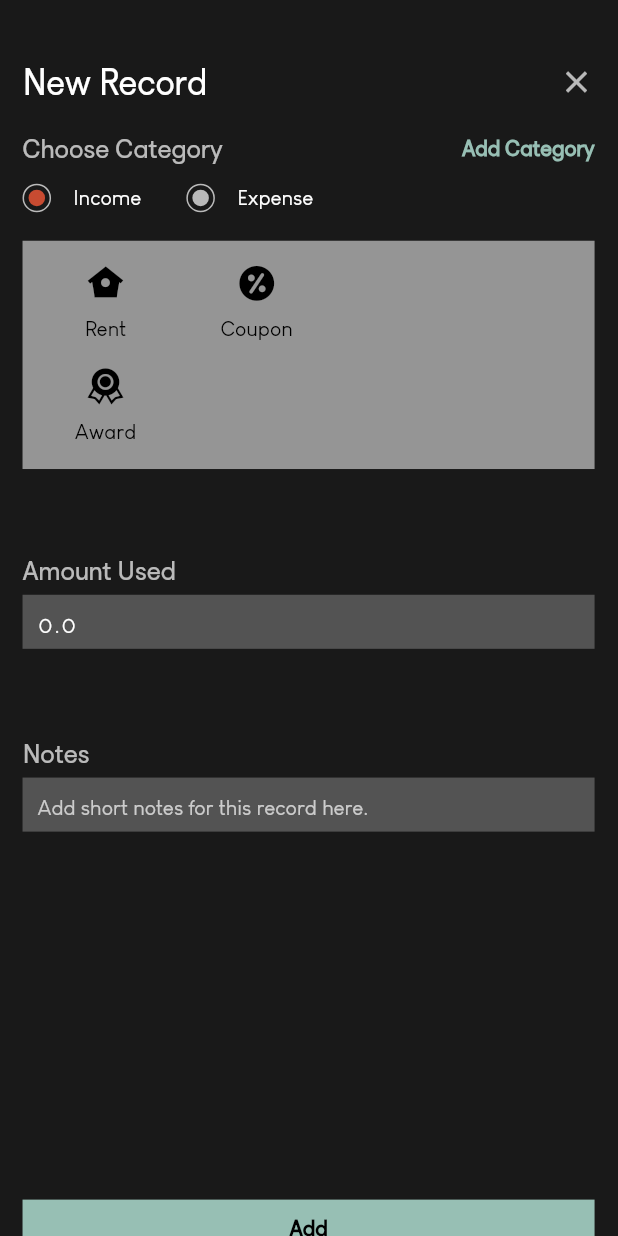
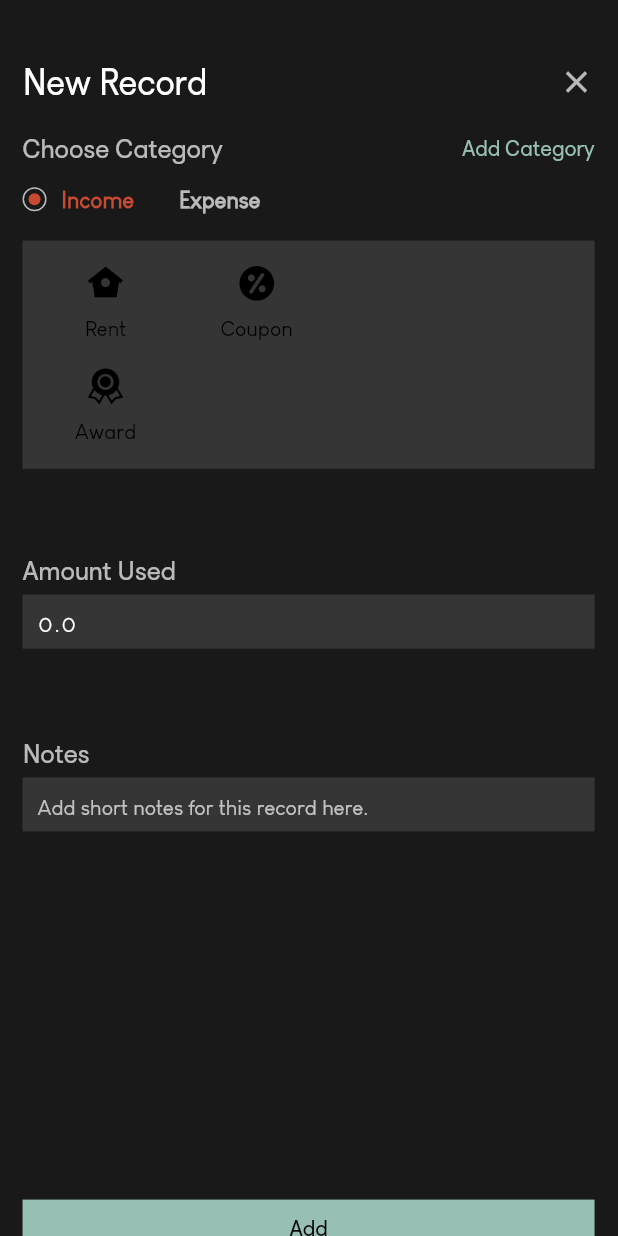
Before and after one commit to okellogerald/expense_tracker, a Flutter app: the screen it shows after launch, after a tap on the "add" icon, on a phone screen of 412 x 824 dp. Run offline on Flutter 3.47's test engine with Material 2 defaults, Android fonts, the light colour scheme and no system bars; our stand-ins replace flutter_bloc, freezed_annotation, hive; accounts and stored records are empty.

Commit message:
done editing themes

```diff
--- a/lib/blocs/record_edit_page_bloc.dart
+++ b/lib/blocs/record_edit_page_bloc.dart
@@ -59,7 +59,7 @@ class RecordEditPageBloc extends Cubit<RecordEditPageState> {
   void updateCategory(Category c) => _updateAttributes(category: c);
 
   void updateType(String type) {
-    final category = _dummyCategory.copyWith(type: type);
+    final category = _dummyCategory.copyWith(type: type.toLowerCase());
     _updateAttributes(category: category);
   }
 
--- a/lib/pages/budget_page.dart
+++ b/lib/pages/budget_page.dart
@@ -105,7 +105,9 @@ class _BudgetPageState extends State<BudgetPage> {
     return Container(
       decoration: BoxDecoration(
           color: Colors.white.withOpacity(.0),
-          border: Border(bottom: BorderSide(color: appColors.dividerColor))),
+          border: Border(
+              bottom: BorderSide(
+                  width: 1.5, color: appColors.dividerColor.withOpacity(.5)))),
       padding:
           EdgeInsets.only(left: 15.dw, bottom: 5.dh, right: 15.dw, top: 5.dh),
       child: Column(
@@ -170,6 +172,7 @@ class _BudgetPageState extends State<BudgetPage> {
           family: kFontFam2,
           size: 16.dw,
           color: color,
+          isBolded: true,
         )
       ],
     );
--- a/lib/pages/main_page.dart
+++ b/lib/pages/main_page.dart
@@ -70,6 +70,7 @@ class _HomepageState extends State<Homepage> {
                       SizedBox(height: 5.dw),
                       AppText(
                         text,
+                        isBolded: isActive,
                         color: isActive
                             ? appColors.primaryColor
                             : appColors.iconColor,
--- a/lib/pages/records_edit_page.dart
+++ b/lib/pages/records_edit_page.dart
@@ -105,7 +105,7 @@ class _RecordsEditPageState extends State<RecordsEditPage> {
         AppIconButton(
           onPressed: () => Navigator.pop(context),
           icon: Icons.close,
-          iconColor: Colors.white70,
+          iconColor: appColors.iconColor,
         )
       ],
     );
@@ -135,12 +135,15 @@ class _RecordsEditPageState extends State<RecordsEditPage> {
   _buildOptions(Category category) {
     final type = category.type;
 
-    return Row(
-      children: [
-        _buildOption('Income', type, kIncome),
-        SizedBox(width: 30.dw),
-        _buildOption('Expense', type, kExpense),
-      ],
+    return Padding(
+      padding: EdgeInsets.only(top: 10.dh),
+      child: Row(
+        children: [
+          _buildOption('Income', type, kIncome),
+          SizedBox(width: 30.dw),
+          _buildOption('Expense', type, kExpense),
+        ],
+      ),
     );
   }
 
@@ -157,7 +160,7 @@ class _RecordsEditPageState extends State<RecordsEditPage> {
           height: 160.dh,
           width: ScreenSizeConfig.getDeviceSize.width,
           margin: EdgeInsets.only(top: 20.dh, bottom: hasErrors ? 0 : 40.dh),
-          color: Colors.white54,
+          color: appColors.backgroundColor2,
           child: GridView.count(
               crossAxisCount: 2,
               shrinkWrap: true,
@@ -253,34 +256,9 @@ class _RecordsEditPageState extends State<RecordsEditPage> {
   _buildOption(String text, String currentType, String type) {
     final isSelected = currentType == type;
 
-    return GestureDetector(
-      onTap: () => bloc.updateType(type.toLowerCase()),
-      child: Container(
-        color: Colors.white.withOpacity(.0),
-        padding: EdgeInsets.only(top: 8.dh),
-        child: Row(children: [
-          Container(
-              decoration: BoxDecoration(
-                border: Border.all(width: 1, color: Colors.white70),
-                shape: BoxShape.circle,
-              ),
-              padding: EdgeInsets.all(3.dw),
-              child: _buildCircle(
-                  isSelected ? AppColors.accentColor : appColors.textColor2)),
-          SizedBox(width: 15.dw),
-          AppText(text, size: 14.dw, family: kFontFam2)
-        ]),
-      ),
-    );
-  }
-
-  Widget _buildCircle(Color color) {
-    return Container(
-        height: 11.dw,
-        width: 11.dw,
-        decoration: BoxDecoration(
-          color: color,
-          shape: BoxShape.circle,
-        ));
+    return OptionCircle(
+        onTap: () => bloc.updateType(type),
+        isSelected: isSelected,
+        option: text);
   }
 }
--- a/lib/pages/records_page.dart
+++ b/lib/pages/records_page.dart
@@ -62,40 +62,41 @@ class _RecordsPageState extends State<RecordsPage> {
       List<Record> recordsList, RecordsPageSupplements supplements) {
     return CustomScrollView(
       slivers: [
-        SliverFillRemaining(
-          child: Column(
-            children: [
-              _buildTitle(supplements),
-              _buildRecords(recordsList, supplements),
-            ],
-          ),
-        )
+        _buildTitles(supplements),
+        recordsList.isEmpty
+            ? _buildEmptyList()
+            : _buildRecords(recordsList, supplements)
       ],
     );
   }
 
-  _buildTitle(RecordsPageSupplements supplements) {
-    return Padding(
-      padding: EdgeInsets.fromLTRB(10.dw, 30.dh, 10.dw, 0),
-      child: Column(
-        crossAxisAlignment: CrossAxisAlignment.start,
-        children: [
-          Row(
-            mainAxisAlignment: MainAxisAlignment.spaceBetween,
-            children: [
-              AppText('December, 2021',
-                  color: appColors.textColor, size: 22.dw, isBolded: true,),
+  _buildTitles(RecordsPageSupplements supplements) {
+    return SliverAppBar(
+      backgroundColor: appColors.backgroundColor,
+      title: AppText(
+        'December, 2021',
+        family: 'Gramatika',
+        color: appColors.textColor,
+        size: 24.dw,
+      ),
+      actions: [
         AppIconButton(
           icon: Icons.settings,
+          margin: EdgeInsets.only(right: 15.dw),
           iconSize: 24.dw,
           iconColor: appColors.primaryColor,
           onPressed: /* () => SettingsPage.navigateTo(context) */ themeProvider
               .changeTheme,
         )
       ],
-          ),
-          SizedBox(height: 12.dh),
-          Row(
+      pinned: true,
+      floating: true,
+      toolbarHeight: 40.dh,
+      bottom: PreferredSize(
+        preferredSize: Size.fromHeight(45.dh),
+        child: Padding(
+          padding: EdgeInsets.symmetric(horizontal: 15.dw),
+          child: Row(
             mainAxisAlignment: MainAxisAlignment.spaceBetween,
             children: [
               _buildBudgetAmount('Income', supplements.totalRecords.getIncome),
@@ -104,15 +105,14 @@ class _RecordsPageState extends State<RecordsPage> {
               _buildBudgetAmount(
                   'Balance', supplements.totalRecords.getBalance),
             ],
-          )
-        ],
+          ),
+        ),
       ),
     );
   }
 
-  _buildRecords(List<Record> recordsList, RecordsPageSupplements supplements) {
-    return recordsList.isEmpty
-        ? Expanded(
+  _buildEmptyList() {
+    return Expanded(
       child: Column(
         mainAxisAlignment: MainAxisAlignment.center,
         children: [
@@ -122,17 +122,24 @@ class _RecordsPageState extends State<RecordsPage> {
               color: appColors.textColor3, size: 14.dw)
         ],
       ),
-          )
-        : Expanded(
-            child: ListView.builder(
-                itemCount: Utils.getDaysInMonth(),
-                padding: EdgeInsets.only(top: 30.dh, bottom: 90.dh),
-                itemBuilder: (_, i) {
+    );
+  }
+
+  _buildRecords(List<Record> recordsList, RecordsPageSupplements supplements) {
+    return SliverPadding(
+      padding: EdgeInsets.only(bottom: 90.dh, top: 20.dh),
+      sliver: SliverList(
+        delegate: SliverChildBuilderDelegate(
+          (context, i) {
             final index = Utils.getDaysInMonth() - i + 1;
             final recordList =
                 recordsList.where((e) => e.date.day == index).toList();
             return _buildDayRecords(recordList, index, supplements);
-                }));
+          },
+          childCount: Utils.getDaysInMonth(),
+        ),
+      ),
+    );
   }
 
   Widget _buildDayRecords(
@@ -225,6 +232,7 @@ class _RecordsPageState extends State<RecordsPage> {
                 size: 14.dw,
                 color: appColors.positiveColor,
                 family: kFontFam2,
+                isBolded: true,
               ),
             ],
           ),
@@ -241,6 +249,7 @@ class _RecordsPageState extends State<RecordsPage> {
                 size: 14.dw,
                 color: appColors.negativeColor,
                 family: kFontFam2,
+                isBolded: true,
               ),
             ],
           )
--- a/lib/theme/app_colors.dart
+++ b/lib/theme/app_colors.dart
@@ -23,12 +23,12 @@ class AppColors {
   AppColors(this.currentTheme) {
     final isDark = currentTheme == 'Dark';
 
-    primaryColor = isDark ? const Color(0xff97BFB4) : const Color(0xff1863D6);
+    primaryColor = isDark ? const Color(0xff97BFB4) : const Color(0xff132F70);
     onPrimaryColor = isDark ? Colors.black : Colors.white;
     secondaryColor = isDark ? const Color(0xff433D3C) : Colors.black12;
     iconColor = isDark ? Colors.white70 : Colors.black87;
     positiveColor = isDark ? const Color(0xff77D970) : const Color(0xff116530);
-    negativeColor = isDark ? const Color(0xffF58840) : const Color(0xffFF2511);
+    negativeColor = const Color(0xffF58840);
     textColor = isDark ? Colors.white : Colors.black;
     textColor2 = isDark ? Colors.white70 : Colors.black87;
     textColor3 = isDark ? Colors.white60 : Colors.black54;
--- a/lib/widgets/app_text_button.dart
+++ b/lib/widgets/app_text_button.dart
@@ -140,7 +140,7 @@ class _AppTextButtonState extends State<AppTextButton>
   _text() {
     return AppText(widget.text ?? 'Click Me',
         size: widget.fontSize ?? 15.dw,
-        isBolded: true,
+        isBolded: false,
         color: widget.textColor ?? appColors.onPrimaryColor);
   }
 
--- a/lib/widgets/app_text_field.dart
+++ b/lib/widgets/app_text_field.dart
@@ -27,7 +27,6 @@ class AppTextField extends StatefulWidget {
 
 class _AppTextFieldState extends State<AppTextField> {
   final controller = TextEditingController();
-
 
   static var themeProvider = ThemeProvider();
   static var appColors = AppColors('Light');
@@ -83,7 +82,7 @@ class _AppTextFieldState extends State<AppTextField> {
                     fontFamily: kFontFam2,
                     fontSize: 14.dw,
                   ),
-                  fillColor: Colors.white.withOpacity(.25),
+                  fillColor: appColors.backgroundColor2,
                   filled: true,
                   isDense: true,
                   border: border,
--- a/lib/widgets/option_circle.dart
+++ b/lib/widgets/option_circle.dart
@@ -17,7 +17,6 @@ class OptionCircle extends StatefulWidget {
 }
 
 class _OptionCircleState extends State<OptionCircle> {
-
   static var themeProvider = ThemeProvider();
   static var appColors = AppColors('Light');
 
@@ -27,6 +26,7 @@ class _OptionCircleState extends State<OptionCircle> {
     appColors = AppColors(themeProvider.getCurrentTheme);
     super.didChangeDependencies();
   }
+
   @override
   Widget build(BuildContext context) {
     return GestureDetector(
@@ -37,13 +37,15 @@ class _OptionCircleState extends State<OptionCircle> {
           widget.isSelected
               ? Container(
                   decoration: BoxDecoration(
-                    border: Border.all(width: 1, color: Colors.white70),
+                    border: Border.all(width: 1, color: appColors.iconColor),
                     shape: BoxShape.circle,
                   ),
                   padding: EdgeInsets.all(3.dw),
-                  child: _buildCircle(widget.isSelected
-                      ? AppColors.accentColor
-                      : appColors.textColor2))
+                  child: _buildCircle(
+                    widget.isSelected
+                        ? AppColors.accentColor
+                        : Colors.grey,
+                  ))
               : Container(),
           SizedBox(width: !widget.isSelected ? 0 : 10.dw),
           AppText(
@@ -51,7 +53,9 @@ class _OptionCircleState extends State<OptionCircle> {
             size: 15.dw,
             isBolded: true,
             family: kFontFam2,
-            color: widget.isSelected ? AppColors.accentColor : appColors.textColor2,
+            color: widget.isSelected
+                ? AppColors.accentColor
+                : appColors.textColor2,
           )
         ]),
       ),
--- a/lib/widgets/record_tile.dart
+++ b/lib/widgets/record_tile.dart
@@ -70,6 +70,7 @@ class _RecordTileState extends State<RecordTile> {
                   record.getAmount,
                   family: kFontFam2,
                   size: 15.dw,
+                  isBolded: true,
                   color: category.type == kIncome
                       ? appColors.positiveColor
                       : appColors.negativeColor,
@@ -91,7 +92,7 @@ class _RecordTileState extends State<RecordTile> {
             padding: EdgeInsets.only(top: 8.dh),
             child: AppText(
               widget.record.notes,
-              color: appColors.textColor3,
+              color: appColors.textColor2,
               size: 16.dw,
               family: kFontFam2,
             ),
```
Lines whose indentation alone changed are shown as unchanged.
